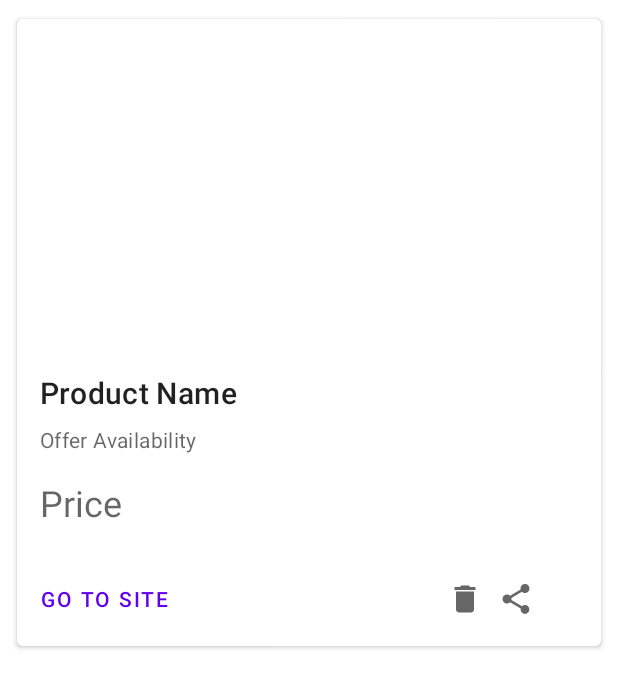
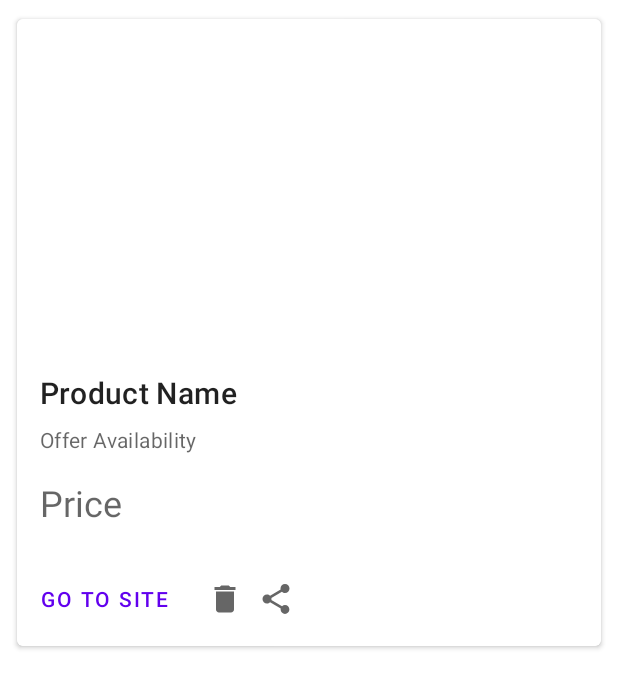
Before and after one commit to AlekhAvinash/SW-Project, an Android app: the layout card_layout_new.xml on its own in the app's theme, with its tools: preview values and no code run, on a phone screen of 412 x 824 dp. Shown: the top 688 px of the screen. Run offline under Robolectric (Android 15) with nearby library versions, the phone set to English and light mode, and no system bars.

Commit message:
added remove Cardview function

```diff
--- a/ProductDealsTrackerKotlin/app/src/main/java/com/example/productdealstrackerkotlin/MainActivity.kt
+++ b/ProductDealsTrackerKotlin/app/src/main/java/com/example/productdealstrackerkotlin/MainActivity.kt
@@ -77,6 +77,7 @@ class MainActivity : AppCompatActivity(), AddProductBottomSheetFragment.BottomSh
         return super.onOptionsItemSelected(item)
     }
 
+
     // Function To Scrape Product Details
     fun addProduct(URL: String){
 
--- a/ProductDealsTrackerKotlin/app/src/main/res/layout/card_layout_new.xml
+++ b/ProductDealsTrackerKotlin/app/src/main/res/layout/card_layout_new.xml
@@ -71,19 +71,21 @@
 
             <com.google.android.material.button.MaterialButton
                 style="?attr/borderlessButtonStyle"
+                android:id="@+id/site"
                 android:layout_width="wrap_content"
                 android:layout_height="wrap_content"
                 android:layout_marginEnd="8dp"
                 android:text="Go to site" />
 
             <ImageView
+                android:id="@+id/dlt"
                 android:layout_width="wrap_content"
                 android:layout_height="wrap_content"
-                android:layout_marginStart="170dp"
+                android:layout_marginStart="10dp"
                 android:layout_marginTop="12dp"
                 android:clickable="true"
                 android:focusable="true"
-                android:src="@drawable/ic_trash_can_icon" />
+                android:src="@drawable/ic_baseline_delete_24" />
 
             <ImageView
                 android:layout_width="wrap_content"
```
Also changed, not shown: ProductDealsTrackerKotlin/app/src/main/java/com/example/productdealstrackerkotlin/ProductListAdapter.kt (+21 -7 lines), ProductDealsTrackerKotlin/gradle/wrapper/gradle-wrapper.properties.
